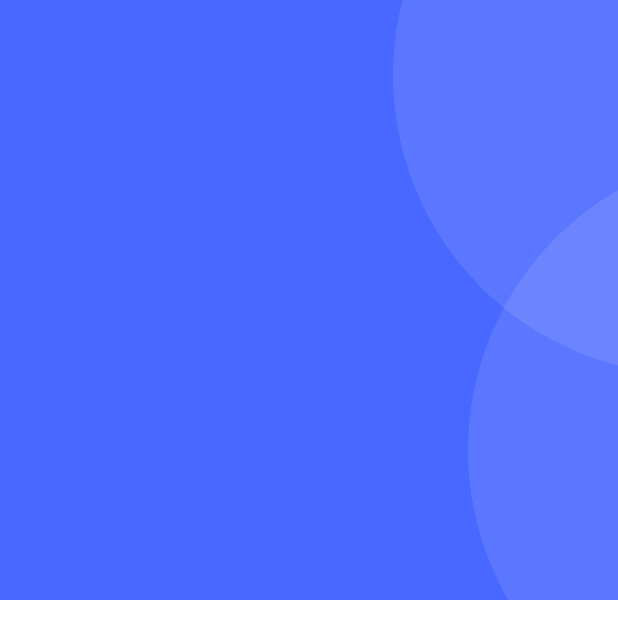
After one commit to Ridhampatel23/Flutter_Ecom_app, a Flutter app: the HomeScreen screen opened directly, on a phone screen of 412 x 824 dp. The commit adds this screen. Shown: the top 639 px of the screen. Run offline on Flutter 3.47's test engine with Material 3 defaults, Android fonts, the light colour scheme and no system bars; our stand-ins replace get, get_storage, iconsax, logger, smooth_page_indicator; accounts and stored records are empty.

Commit message:
Custom Container 1/2(Non Functional)

```diff
--- /dev/null
+++ b/lib/common/widgets/custom_shapes/containers/circular_container.dart
@@ -0,0 +1,32 @@
+import 'package:flutter/material.dart';
+
+import '../../../../utils/constants/colors.dart';
+
+class ecomCircularContainer extends StatelessWidget {
+  const ecomCircularContainer({
+    ///These are all the default values below, you can change them when you use cricular contianer by simply pressing
+    ///control + spaceBar and stating the paramter's value.
+    super.key,this.child, this.width = 400, this.height = 400, this.radius = 400, this.padding = 0,  this.bgColor = ecomColors.whiteColor,
+  });
+
+  final double? width;
+  final double? height;
+  final double radius;
+  final double padding;
+  final Widget? child;
+  final Color bgColor;
+
+  @override
+  Widget build(BuildContext context) {
+    return Container(
+      width: width,
+      height: height,
+      padding:  EdgeInsets.all(padding),
+      decoration: BoxDecoration(
+        borderRadius: BorderRadius.circular(radius),
+        color: bgColor,
+      ),
+      child: child,
+    );
+  }
+}
--- /dev/null
+++ b/lib/features/shop/screens/home/home.dart
@@ -0,0 +1,36 @@
+import 'package:ecom_store/utils/constants/colors.dart';
+import 'package:flutter/gestures.dart';
+import 'package:flutter/material.dart';
+
+import '../../../../common/widgets/custom_shapes/containers/circular_container.dart';
+
+class HomeScreen extends StatelessWidget {
+  const HomeScreen({super.key});
+
+  @override
+  Widget build(BuildContext context) {
+    return Scaffold(
+      body: SingleChildScrollView(
+        child: Column(
+          children: [
+            Container(
+              color: ecomColors.primaryColor,
+              padding: const EdgeInsets.all(0),
+              child: SizedBox(
+                height: 400,
+                child: Stack(
+                  children: [
+                    ///If you keep two positioned elemets in a stack wiTHOUT ANY OTHER WIDGETS, IT IS GOING TO THROW AN ERROR.
+                   Positioned(top: -150,right: -250,  child: ecomCircularContainer(bgColor: ecomColors.textWhite.withOpacity(0.1))),
+                   Positioned(top: 100, right: -300,    child: ecomCircularContainer(bgColor: ecomColors.textWhite.withOpacity(0.1))),
+
+                  ],
+                ),
+              ),
+            )
+          ],
+        ),
+      ),
+    );
+  }
+}
--- a/lib/navigation_menu.dart
+++ b/lib/navigation_menu.dart
@@ -1,3 +1,4 @@
+import 'package:ecom_store/features/shop/screens/home/home.dart';
 import 'package:ecom_store/utils/helpers/helper_functions.dart';
 import 'package:flutter/material.dart';
 import 'package:get/get.dart';
@@ -39,7 +40,7 @@ class NavigationController extends GetxController {
   final Rx<int> selectedIndex = 0.obs;
 
   final screens = [
-    Container(color: Colors.green),
+    const HomeScreen(),
     Container(color: Colors.purple),
     Container(color: Colors.orange),
     Container(color: Colors.blue)
```
